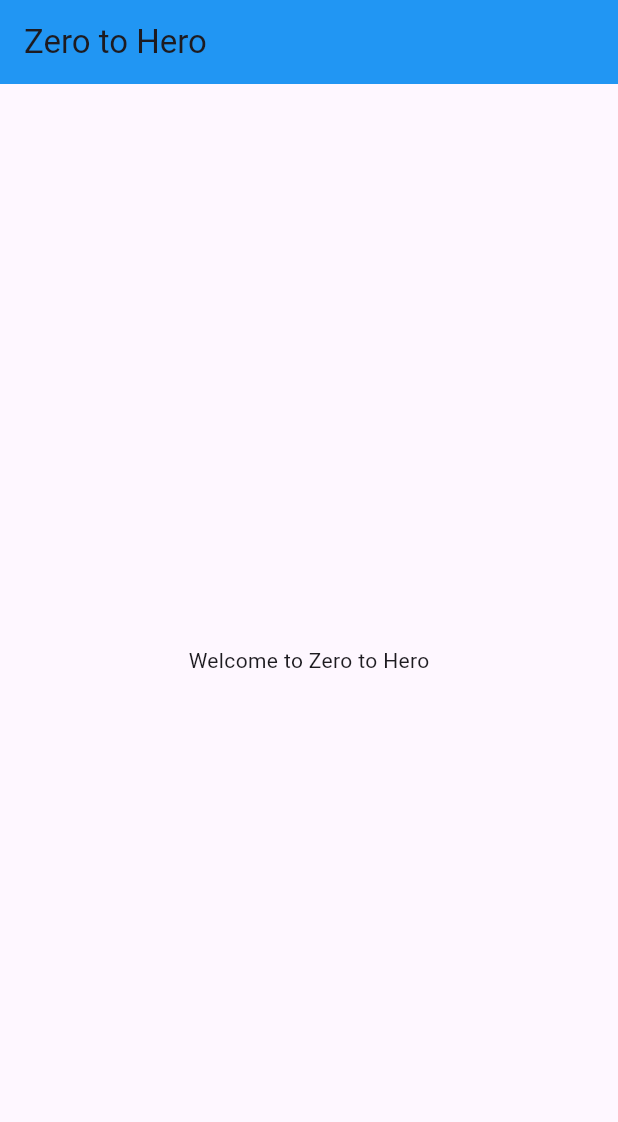
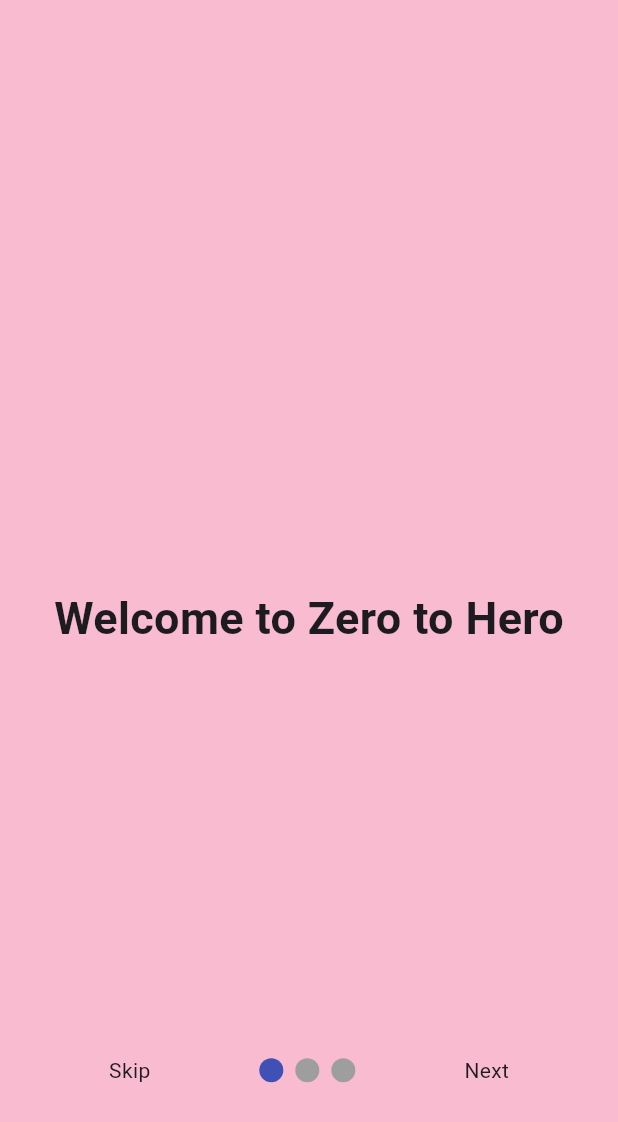
Before and after one commit to Dinuka2K/Flutter-Step-By-Step, a Flutter app: the screen it shows after launch, on a phone screen of 412 x 824 dp. Shown: the top 1122 px of the screen. Run offline on Flutter 3.47's test engine with Material 3 defaults, Android fonts, the phone set to English and light mode, and no system bars; drawn by our look-alikes of smooth_page_indicator; our stand-ins replace animated_splash_screen.

Commit message:
create on Board screens
create three intro pages
add page indicator
navigate to home page

```diff
--- /dev/null
+++ b/zero_to_hero/lib/screens/introPage1.dart
@@ -0,0 +1,19 @@
+import 'package:flutter/material.dart';
+
+class IntroPage1 extends StatelessWidget {
+  const IntroPage1({super.key});
+
+  @override
+  Widget build(BuildContext context) {
+    return Container(
+        color: Colors.pink[100],
+        child: const Center(
+            child: Text(
+          'Welcome to Zero to Hero',
+          style: TextStyle(
+            fontSize: 30,
+            fontWeight: FontWeight.bold,
+          ),
+        )));
+  }
+}
--- /dev/null
+++ b/zero_to_hero/lib/screens/onboardScreen.dart
@@ -0,0 +1,70 @@
+import 'package:flutter/material.dart';
+import 'package:smooth_page_indicator/smooth_page_indicator.dart';
+import 'package:zero_to_hero/screens/home_page.dart';
+import 'package:zero_to_hero/screens/introPage1.dart';
+import 'package:zero_to_hero/screens/introPage2.dart';
+import 'package:zero_to_hero/screens/introPage3.dart';
+
+class OnBoardScreen extends StatefulWidget {
+  const OnBoardScreen({super.key});
+
+  @override
+  State<OnBoardScreen> createState() => _OnBoardScreenState();
+}
+
+class _OnBoardScreenState extends State<OnBoardScreen> {
+  PageController _controller = PageController();
+
+  bool onLastPage = false;
+
+  @override
+  Widget build(BuildContext context) {
+    return Scaffold(
+        body: Stack(
+      children: [
+        PageView(
+          controller: _controller,
+          onPageChanged: (index) {
+            setState(() {
+              onLastPage = (index == 2);
+            });
+          },
+          children: [
+            IntroPage1(),
+            IntroPage2(),
+            IntroPage3(),
+          ],
+        ),
+        Container(
+            alignment: Alignment(0, 0.75),
+            child: Row(
+              mainAxisAlignment: MainAxisAlignment.spaceEvenly,
+              children: [
+                GestureDetector(
+                    onTap: () {
+                      _controller.jumpToPage(2);
+                    },
+                    child: Text('Skip')),
+                SmoothPageIndicator(controller: _controller, count: 3),
+                onLastPage
+                    ? GestureDetector(
+                        onTap: () {
+                          Navigator.push(context,
+                              MaterialPageRoute(builder: (context) {
+                            return HomePage();
+                          }));
+                        },
+                        child: Text('Done'))
+                    : GestureDetector(
+                        onTap: () {
+                          _controller.nextPage(
+                              duration: Duration(milliseconds: 500),
+                              curve: Curves.easeIn);
+                        },
+                        child: Text('Next'))
+              ],
+            ))
+      ],
+    ));
+  }
+}
--- a/zero_to_hero/lib/screens/splash_screen.dart
+++ b/zero_to_hero/lib/screens/splash_screen.dart
@@ -1,6 +1,7 @@
 import 'package:animated_splash_screen/animated_splash_screen.dart';
 import 'package:flutter/material.dart';
 import 'package:zero_to_hero/screens/home_page.dart';
+import 'package:zero_to_hero/screens/onboardScreen.dart';
 
 class SplashScreen extends StatelessWidget {
   const SplashScreen({super.key});
@@ -15,7 +16,7 @@ class SplashScreen extends StatelessWidget {
           Text('Zero to Hero', style: TextStyle(fontSize: 24)),
         ],
       ),
-      nextScreen: HomePage(),
+      nextScreen: OnBoardScreen(),
       splashIconSize: 400,
       backgroundColor: Color.fromARGB(255, 107, 159, 248),
     );
--- a/zero_to_hero/pubspec.yaml
+++ b/zero_to_hero/pubspec.yaml
@@ -37,6 +37,7 @@ dependencies:
   cupertino_icons: ^1.0.2
   animated_splash_screen: ^1.3.0
   lottie: ^3.1.0
+  smooth_page_indicator: ^1.1.0
 
 dev_dependencies:
   flutter_test:
```
Also changed, not shown: zero_to_hero/lib/screens/introPage2.dart (added, +21 -0 lines), zero_to_hero/lib/screens/introPage3.dart (added, +20 -0 lines), zero_to_hero/pubspec.lock.
